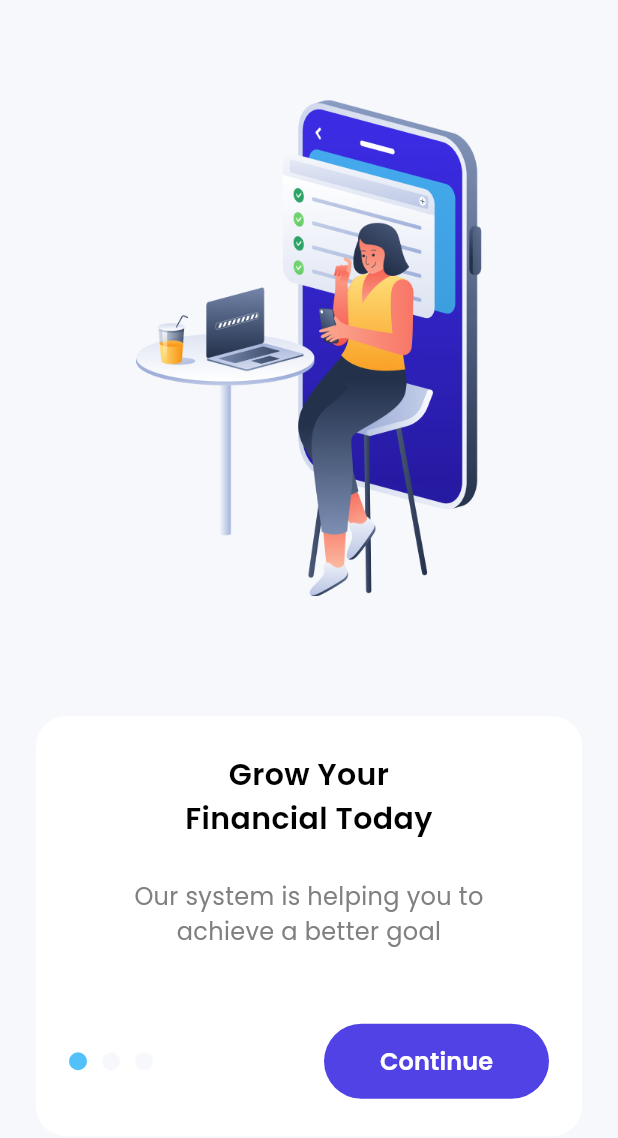
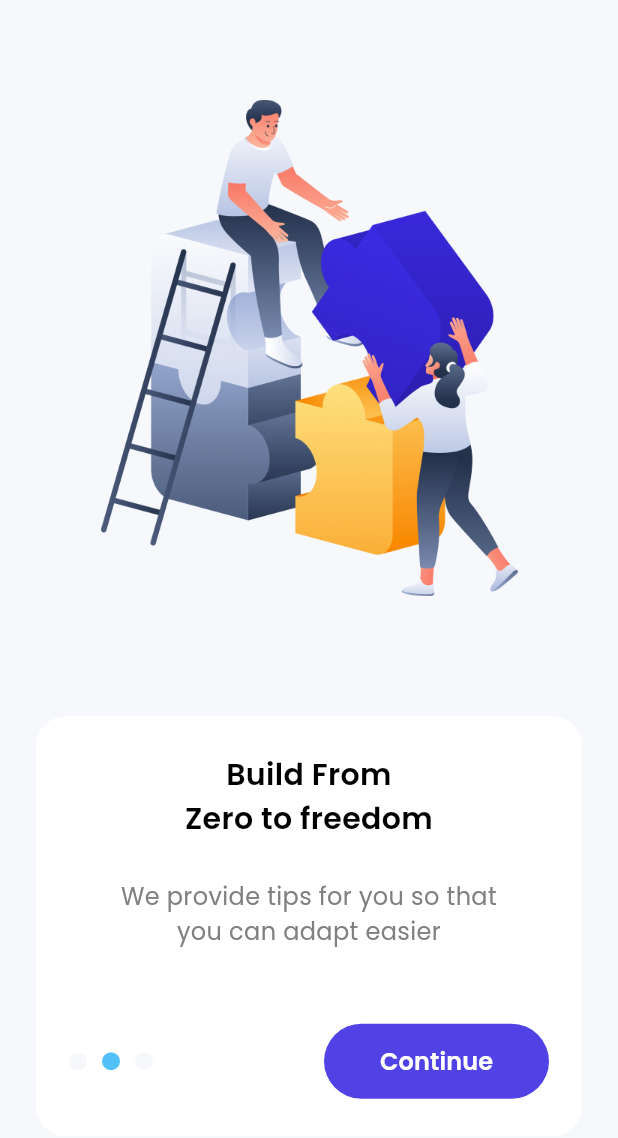
Before and after one commit to 7Cdrs/-Flutter-1, a Flutter app: the screen it shows after launch, after a tap on "Continue", on a phone screen of 412 x 824 dp. Shown: the top 1138 px of the screen. Run offline on Flutter 3.47's test engine with Material 3 defaults, Android fonts, the phone set to English and light mode, and no system bars; drawn by our look-alikes of carousel_slider; our stand-ins replace google_fonts.

Commit message:
onboard done

```diff
--- a/lib/ui/pages/onboarding_page.dart
+++ b/lib/ui/pages/onboarding_page.dart
@@ -10,6 +10,19 @@ class OnboardingPage extends StatefulWidget {
 }
 
 class _OnboardingPageState extends State<OnboardingPage> {
+  int currentIndex = 0;
+  CarouselController carouselController = CarouselController();
+  List<String> titles = [
+    'Grow your\nFinancial Today',
+    'Build From\nZero to freedom',
+    'Start Together',
+  ];
+  List<String> subtitles = [
+    'Our system is helping you to\nachieve a better goal',
+    'We provide tips for you so that\nyou can adapt easier',
+    'We will guide you to where\nyou wanted it too',
+  ];
+
   @override
   Widget build(BuildContext context) {
     return Scaffold(
@@ -37,8 +50,14 @@ class _OnboardingPageState extends State<OnboardingPage> {
                 height: 331, // Adjust as per your design
                 viewportFraction: 1,
                 enableInfiniteScroll: false,
+                onPageChanged: (index, reason) {
+                  setState(() {
+                    currentIndex = index;
+                  });
+                },
 
               ),
+              carouselController: carouselController,
             ),
             const SizedBox(
               height: 80
@@ -56,7 +75,8 @@ class _OnboardingPageState extends State<OnboardingPage> {
                 borderRadius: BorderRadius.circular(20),
               ),
               child: Column(children: [
-                Text('Grow Your\nFinancial Today',
+                Text(
+                titles[currentIndex],
                 style: blackTextStyle.copyWith(
                   fontSize: 20,
                   fontWeight: semiBold,
@@ -67,15 +87,65 @@ class _OnboardingPageState extends State<OnboardingPage> {
                   height: 26,
                 ),
                 Text(
-                  'Our system is helping you to\nachieve a better goal ',
+                  subtitles[currentIndex],
                   style: greyTextStyle.copyWith(
                     fontSize: 16,
                   ),
                   textAlign: TextAlign.center,
                 ),
-                const SizedBox(
-                  height: 50,
+                 SizedBox(
+                  height: currentIndex == 2 ? 38 : 50,
                 ),
+                currentIndex == 2 ?
+                Column(
+                  children: [
+                    SizedBox(
+                    width: double.infinity,
+                    height: 50,
+                    child: TextButton(
+                      onPressed: () {
+                        carouselController.nextPage();
+                      },
+                      style: TextButton.styleFrom(
+                        backgroundColor: purpleColor, // Make sure the theme variable name is correct
+                        shape: RoundedRectangleBorder(
+                          borderRadius: BorderRadius.circular(56),
+                        ),
+                      ),
+                      child: Text(
+                        'Get Started',
+                        style: whiteTextStyle.copyWith(
+                          fontSize: 16,
+                          fontWeight: semiBold,
+                        ),
+                      ),
+                    ),
+
+                   ),
+                   const SizedBox(
+                      height: 20,
+                  ),
+                    SizedBox(
+                    width: double.infinity,
+                    height: 24,
+                    child: TextButton(
+                      onPressed: () {
+                      },
+                      style: TextButton.styleFrom(
+                        padding: EdgeInsets.zero,
+                      ),
+                      child: Text(
+                        'Sign In',
+                        style: greyTextStyle.copyWith(
+                          fontSize: 16,
+                        ),
+                      ),
+                    ),
+
+                   ),
+
+                  ],
+                ) :
                 Row(
                   children: [
                     Container(
@@ -85,7 +155,7 @@ class _OnboardingPageState extends State<OnboardingPage> {
                         right: 10
                         ),
                       decoration: BoxDecoration(
-                        color: blueColor, // Make sure the theme variable name is correct
+                        color: currentIndex==0 ? blueColor : lightBakcgroundColor, // Make sure the theme variable name is correct
                         shape: BoxShape.circle,
                       ),
                     ),
@@ -96,7 +166,7 @@ class _OnboardingPageState extends State<OnboardingPage> {
                         right: 10
                         ),
                       decoration: BoxDecoration(
-                        color: lightBakcgroundColor, // Make sure the theme variable name is correct
+                        color: currentIndex==1 ? blueColor : lightBakcgroundColor, // Make sure the theme variable name is correct
                         shape: BoxShape.circle,
                       ),
                     ),
@@ -107,16 +177,18 @@ class _OnboardingPageState extends State<OnboardingPage> {
                         right: 10
                         ),
                       decoration: BoxDecoration(
-                        color: lightBakcgroundColor, // Make sure the theme variable name is correct
+                        color: currentIndex==2 ? blueColor : lightBakcgroundColor, // Make sure the theme variable name is correct
                         shape: BoxShape.circle,
                       ),
                     ),
                    const Spacer(),
-                   Container(
+                   SizedBox(
                     width: 150,
                     height: 50,
                     child: TextButton(
-                      onPressed: () {},
+                      onPressed: () {
+                        carouselController.nextPage();
+                      },
                       style: TextButton.styleFrom(
                         backgroundColor: purpleColor, // Make sure the theme variable name is correct
                         shape: RoundedRectangleBorder(
@@ -132,7 +204,7 @@ class _OnboardingPageState extends State<OnboardingPage> {
                       ),
                     ),
 
-                   )
+                   ),
                   ],
                 )
               ],),
```
